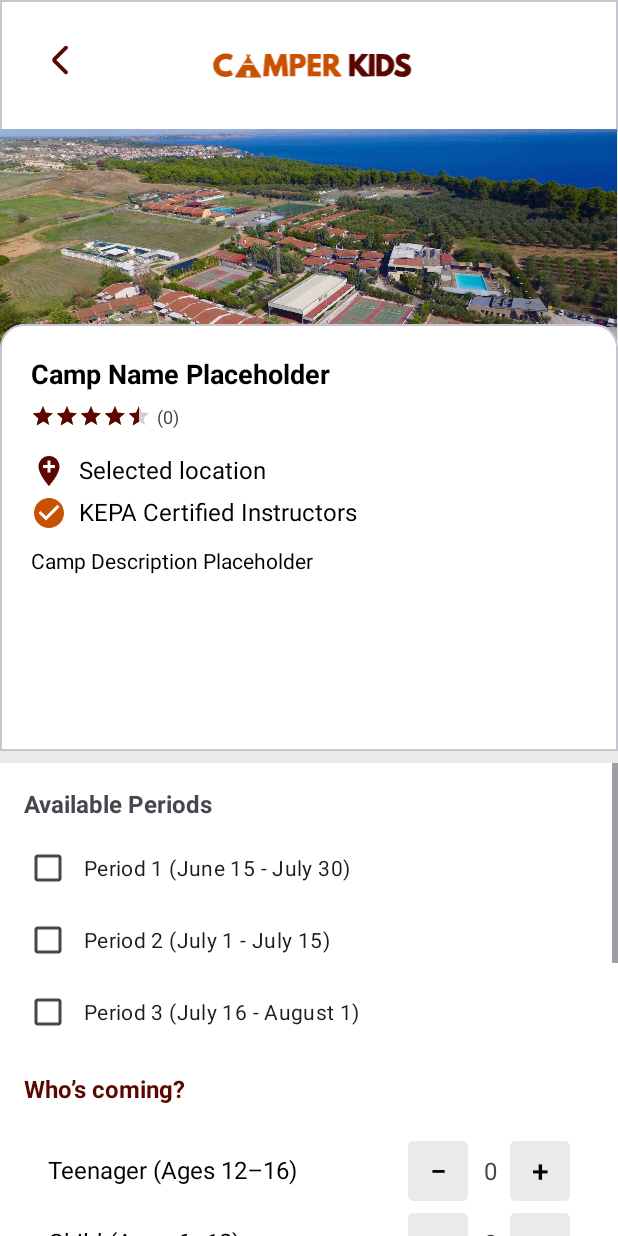
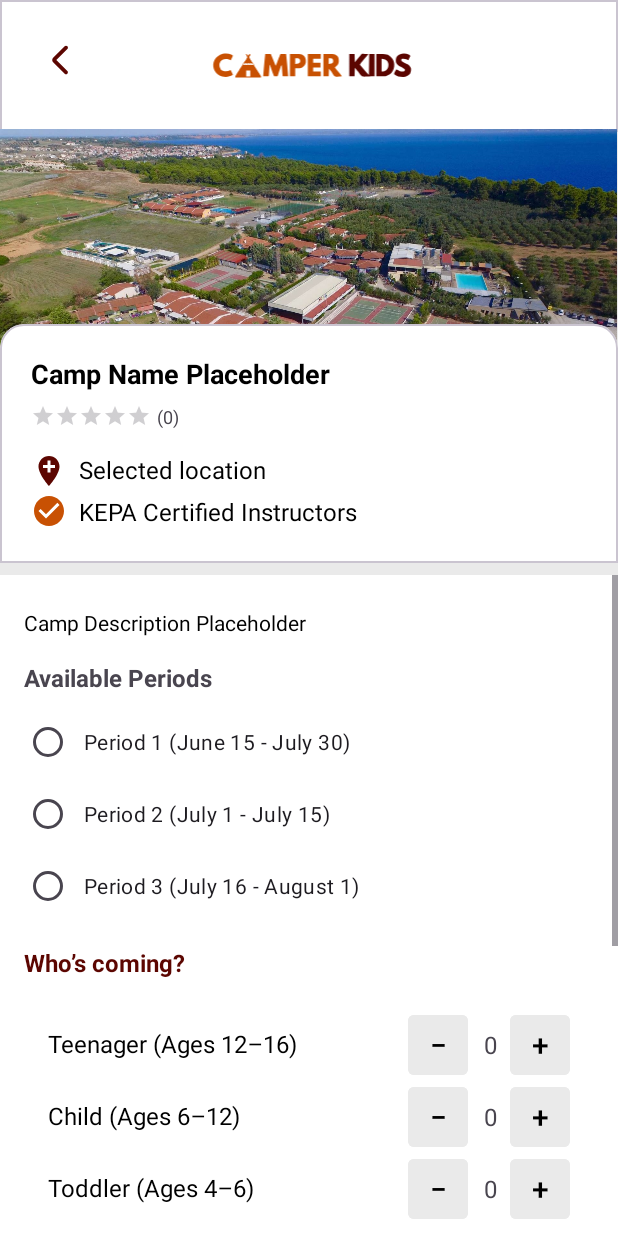
Before and after one commit to aravellalousta/CamperKids, an Android app: the CampDetailsActivity screen opened directly, with no data from a screen before it, on a phone screen of 412 x 824 dp. Run offline under Robolectric (Android 15) with nearby library versions, the phone set to English and light mode, and no system bars; our stand-ins replace Room's generated code; 5 statements that could not run were skipped.

Commit message:
main functionalities done

```diff
--- a/app/src/main/java/com/example/camperkids/CampDetailsActivity.java
+++ b/app/src/main/java/com/example/camperkids/CampDetailsActivity.java
@@ -4,24 +4,37 @@ import android.content.Intent;
 import android.os.Bundle;
 import android.view.View;
 import android.widget.ImageButton;
+import android.widget.RatingBar;
 import android.widget.TextView;
+import android.widget.Toast;
 
 import androidx.annotation.IdRes;
+import androidx.appcompat.app.AlertDialog;
 import androidx.appcompat.app.AppCompatActivity;
 
+import com.example.camperkids.data.AppDatabase;
 import com.example.camperkids.data.entities.Camp;
+import com.example.camperkids.data.entities.CampAvailability;
 import com.google.android.material.checkbox.MaterialCheckBox;
+import com.google.android.material.radiobutton.MaterialRadioButton;
+
+import java.util.concurrent.Executors;
+
 
 public class CampDetailsActivity extends AppCompatActivity {
+    private AppDatabase db;
     private int teenCount, childCount, toddCount;
+    private CampAvailability availability;
 
     @Override
     protected void onCreate(Bundle savedInstanceState){
         super.onCreate(savedInstanceState);
         setContentView(R.layout.activity_camp_details);
+        db = AppDatabase.getInstance(getApplicationContext());
 
         Intent intent = getIntent();
         Camp camp = (Camp) getIntent().getSerializableExtra("camp");
+        availability = (CampAvailability) getIntent().getSerializableExtra("availability");
 
         int periodId = intent.getIntExtra("periodId", -1);
         teenCount = intent.getIntExtra("teenCount", 0);
@@ -30,14 +43,75 @@ public class CampDetailsActivity extends AppCompatActivity {
         int reviewCount = intent.getIntExtra("reviewsNumber", 0);
 
         fillCampInfo(camp, reviewCount);
-        fillUserSelections(periodId);
+        fillUserSelections(camp, periodId);
         backButtonFunctionality();
+        fillPriceBreakdown(availability);
     }
 
-    private void fillUserSelections(int periodId) {
-        MaterialCheckBox period1 = findViewById(R.id.period1);
-        MaterialCheckBox period2 = findViewById(R.id.period2);
-        MaterialCheckBox period3 = findViewById(R.id.period3);
+    private void fillPriceBreakdown(CampAvailability availability) {
+        TextView priceTeenager = findViewById(R.id.priceTeen);
+        TextView priceChild = findViewById(R.id.priceChild);
+        TextView priceTodd = findViewById(R.id.priceToddler);
+        TextView taxesTv = findViewById(R.id.taxes);
+        TextView totalPriceTv = findViewById(R.id.totalPrice);
+
+        int totalVisitorCount = teenCount + childCount + toddCount;
+        int totalTeenPrice = 0, totalChildPrice = 0 , totalToddPrice = 0;
+
+        if (totalVisitorCount <= availability.getAvailableSpots()){
+            if (teenCount > 0) {
+                totalTeenPrice = teenCount * availability.getPriceTeenager();
+                priceTeenager.setText("€" + totalTeenPrice);
+            } else {
+                priceTeenager.setText("–");
+            }
+
+            if (childCount > 0) {
+                totalChildPrice = childCount * availability.getPriceChild();
+                priceChild.setText("€" + totalChildPrice);
+            } else {
+                priceChild.setText("–");
+            }
+
+            if (toddCount > 0) {
+                totalToddPrice = toddCount * availability.getPriceToddler();
+                priceTodd.setText("€" + totalToddPrice);
+            } else {
+                priceTodd.setText("–");
+            }
+
+            float taxes = (float) ((totalChildPrice + totalTeenPrice + totalToddPrice) * 24) / 100;
+            if (taxes != 0){
+                taxesTv.setText("€" + taxes);
+            } else {
+                taxesTv.setText("–");
+            }
+
+            float totalPrice = totalChildPrice + totalTeenPrice + totalToddPrice + taxes;
+            if (totalPrice != 0){
+                totalPriceTv.setText("€" + totalPrice);
+            } else {
+                totalPriceTv.setText("–");
+            }
+        } else {
+            priceTeenager.setText("–");
+            priceChild.setText("–");
+            priceTodd.setText("–");
+            taxesTv.setText("–");
+            totalPriceTv.setText("–");
+            new AlertDialog.Builder(this)
+                    .setTitle("Not Enough Availability")
+                    .setMessage("The selected number of visitors exceeds the available spots for this camp. Please reduce the number of visitors.")
+                    .setPositiveButton("OK", null)
+                    .show();
+        }
+
+    }
+
+    private void fillUserSelections(Camp camp, int periodId) {
+        MaterialRadioButton period1 = findViewById(R.id.period1);
+        MaterialRadioButton period2 = findViewById(R.id.period2);
+        MaterialRadioButton period3 = findViewById(R.id.period3);
 
         switch (periodId) {
             case 1:
@@ -51,6 +125,36 @@ public class CampDetailsActivity extends AppCompatActivity {
                 break;
         }
 
+        View.OnClickListener listener = v -> {
+            period1.setChecked(v == period1);
+            period2.setChecked(v == period2);
+            period3.setChecked(v == period3);
+
+            int selectedPeriodId;
+            if (v == period1) selectedPeriodId = 1;
+            else if (v == period2) selectedPeriodId = 2;
+            else if (v == period3) selectedPeriodId = 3;
+            else {
+                selectedPeriodId = -1;
+            }
+
+            // Update availability with new period
+            Executors.newSingleThreadExecutor().execute(() -> {
+                CampAvailability newAvailability = db.campAvailabilityDao()
+                        .getAvailabilityForCampAndPeriod(camp.getId(), selectedPeriodId);
+                runOnUiThread(() -> {
+                    availability = newAvailability;
+                    fillPriceBreakdown(availability);
+                });
+            });
+        };
+
+        period1.setOnClickListener(listener);
+        period2.setOnClickListener(listener);
+        period3.setOnClickListener(listener);
+
+
+
         // Setting up the counter titles (Teenager, Child, Toddler)
         String[] categories = getResources().getStringArray(R.array.category_titles);
         setupCounter(R.id.rowTeen,      categories[0], teenCount, newCount -> teenCount  = newCount);
@@ -60,11 +164,13 @@ public class CampDetailsActivity extends AppCompatActivity {
 
     private void fillCampInfo(Camp camp, int reviewCount) {
         TextView campTitle = findViewById(R.id.tvCampTitle);
+        RatingBar ratingBar = findViewById(R.id.ratingBar);
         TextView reviews = findViewById(R.id.tvReviewCount);
         TextView location = findViewById(R.id.tvLocation);
         TextView description = findViewById(R.id.tvCampDesc);
 
         campTitle.setText(camp.getName());
+        ratingBar.setRating(camp.getRating().floatValue());
         reviews.setText("(" + reviewCount + ")");
         location.setText(camp.getVillageName());
         description.setText(camp.getDescription());
@@ -86,11 +192,13 @@ public class CampDetailsActivity extends AppCompatActivity {
             int val = Math.max(0, Integer.parseInt(tvCnt.getText().toString()) - 1);
             tvCnt.setText(String.valueOf(val));
             cb.onCountChanged(val);
+            if (availability != null) fillPriceBreakdown(availability);
         });
         btnPlus.setOnClickListener(v -> {
             int val = Integer.parseInt(tvCnt.getText().toString()) + 1;
             tvCnt.setText(String.valueOf(val));
             cb.onCountChanged(val);
+            if (availability != null) fillPriceBreakdown(availability);
         });
     }
 
--- a/app/src/main/java/com/example/camperkids/SearchResultsActivity.java
+++ b/app/src/main/java/com/example/camperkids/SearchResultsActivity.java
@@ -33,8 +33,6 @@ public class SearchResultsActivity extends AppCompatActivity {
     private RegionDao regionDao;
     private CampDao campDao;
     public int totalVisitorCount;
-
-    private CampAvailabilityDao campAvailabilityDao;
 
     @Override
     protected void onCreate(Bundle savedInstanceState) {
@@ -137,6 +135,7 @@ public class SearchResultsActivity extends AppCompatActivity {
 
                             // Pass camp object
                             intent.putExtra("camp", camp);
+                            intent.putExtra("availability", availability);
 
                             // Pass user selections
                             intent.putExtra("periodId", periodId);
--- a/app/src/main/java/com/example/camperkids/data/entities/CampAvailability.java
+++ b/app/src/main/java/com/example/camperkids/data/entities/CampAvailability.java
@@ -4,6 +4,8 @@ import androidx.room.Entity;
 import androidx.room.ForeignKey;
 import androidx.room.PrimaryKey;
 import androidx.room.ColumnInfo;
+
+import java.io.Serializable;
 
 @Entity(
         tableName = "camp_availability",
@@ -12,7 +14,7 @@ import androidx.room.ColumnInfo;
                 @ForeignKey(entity = Period.class, parentColumns = "id", childColumns = "period_id")
         }
 )
-public class CampAvailability {
+public class CampAvailability implements Serializable {
     @PrimaryKey
     public Integer id;
 
--- a/app/src/main/res/layout/activity_camp_details.xml
+++ b/app/src/main/res/layout/activity_camp_details.xml
@@ -70,7 +70,7 @@
 
         <LinearLayout
             android:layout_width="match_parent"
-            android:layout_height="275dp"
+            android:layout_height="150dp"
             android:orientation="vertical"
             android:padding="16dp">
 
@@ -97,10 +97,7 @@
                     style="?android:attr/ratingBarStyleSmall"
                     android:layout_width="wrap_content"
                     android:layout_height="wrap_content"
-                    android:isIndicator="true"
-                    android:numStars="5"
-                    android:rating="4.5"
-                    android:stepSize="0.5" />
+                    android:isIndicator="true" />
 
                 <TextView
                     android:id="@+id/tvReviewCount"
@@ -133,15 +130,6 @@
                 android:textSize="16sp"
                 app:drawableStartCompat="@drawable/check" />
 
-            <TextView
-                android:id="@+id/tvCampDesc"
-                android:layout_width="wrap_content"
-                android:layout_height="wrap_content"
-                android:layout_marginTop="6dp"
-                android:text="@string/camp_description_placeholder"
-                android:textColor="@color/color_on_surface"
-                android:textSize="14sp" />
-
         </LinearLayout>
     </com.google.android.material.card.MaterialCardView>
 
@@ -163,6 +151,16 @@
         android:padding="16dp"
         android:background="@color/color_surface">
 
+    <TextView
+        android:id="@+id/tvCampDesc"
+        android:layout_width="wrap_content"
+        android:layout_height="wrap_content"
+        android:layout_marginTop="6dp"
+        android:layout_marginBottom="16dp"
+        android:text="@string/camp_description_placeholder"
+        android:textColor="@color/color_on_surface"
+        android:textSize="14sp" />
+
     <!-- Available Periods -->
     <TextView
         android:id="@+id/tvAvailablePeriods"
@@ -179,21 +177,21 @@
             android:layout_height="wrap_content"
             android:orientation="vertical">
 
-        <com.google.android.material.checkbox.MaterialCheckBox
+        <com.google.android.material.radiobutton.MaterialRadioButton
             android:id="@+id/period1"
             android:layout_width="match_parent"
             android:layout_height="wrap_content"
             android:text="@string/period_1_june_15_july_30"
             android:padding="8dp" />
 
-        <com.google.android.material.checkbox.MaterialCheckBox
+        <com.google.android.material.radiobutton.MaterialRadioButton
             android:id="@+id/period2"
             android:layout_width="match_parent"
             android:layout_height="wrap_content"
             android:text="@string/period_2_july_1_july_15"
             android:padding="8dp" />
 
-        <com.google.android.material.checkbox.MaterialCheckBox
+        <com.google.android.material.radiobutton.MaterialRadioButton
             android:id="@+id/period3"
             android:layout_width="match_parent"
             android:layout_height="wrap_content"
```
Also changed, not shown: app/src/main/res/layout/activity_homepage.xml (+1 -12 lines).
